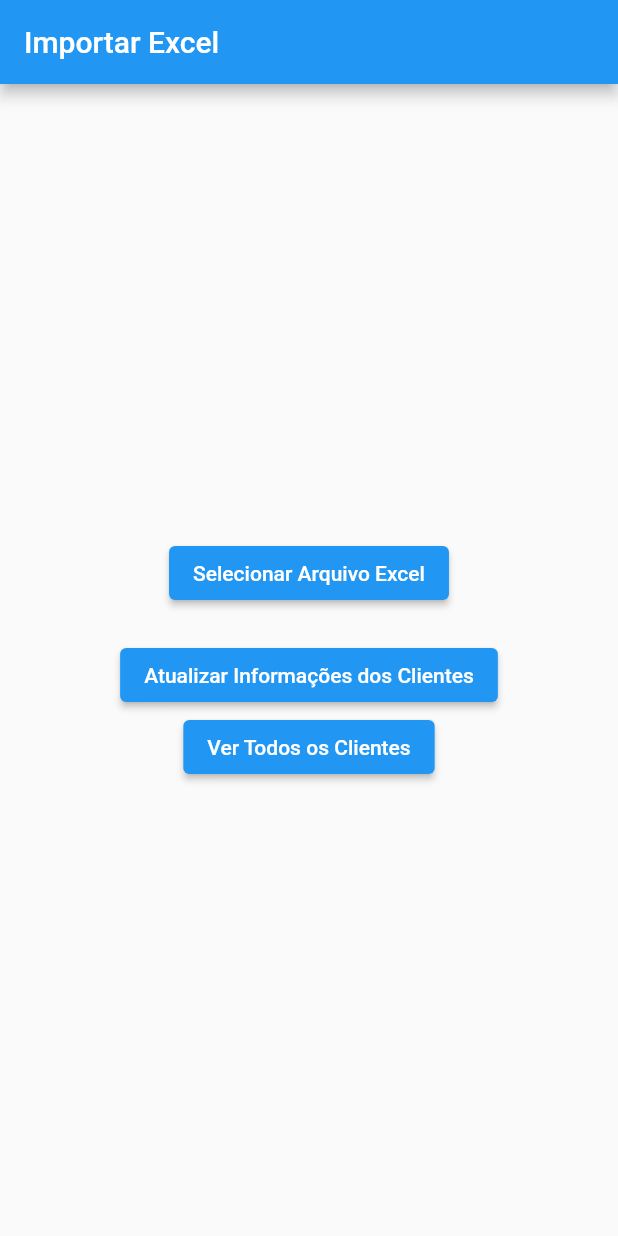
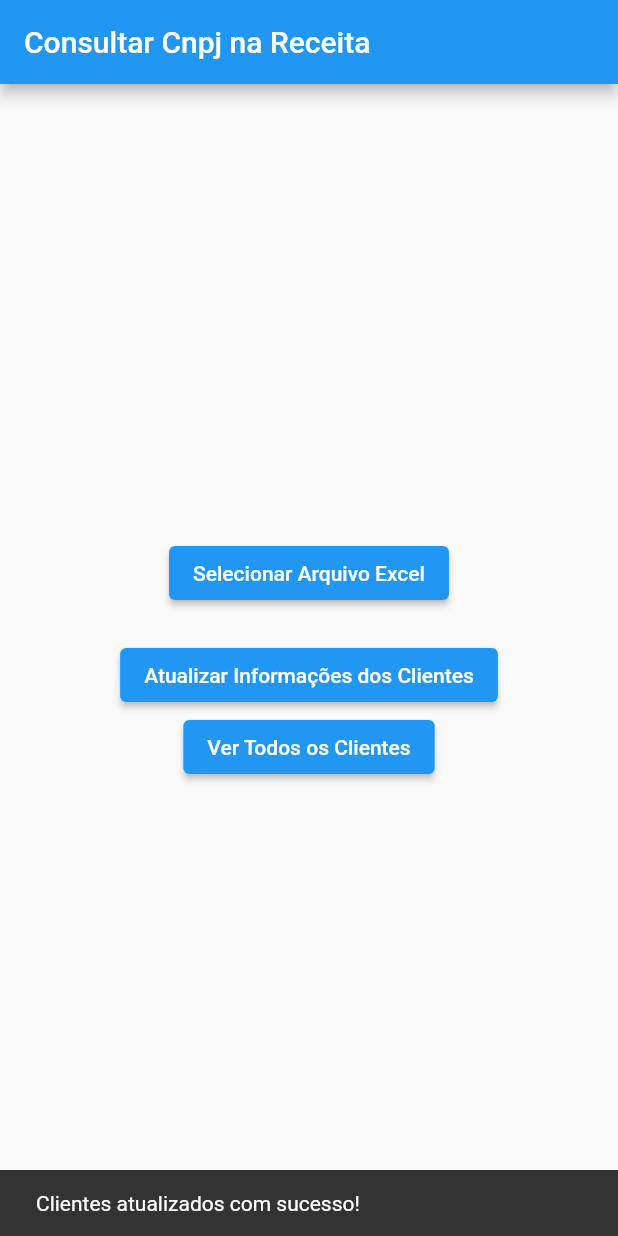
Before and after one commit to vmendesneto/Consulta-Cnpj, a Flutter app: the screen it shows after launch, after a tap on "Atualizar Informações dos Clientes", on a phone screen of 412 x 824 dp. Run offline on Flutter 3.47's test engine with Material 2 defaults, Android fonts, the phone set to English and light mode, and no system bars; our stand-ins replace file_picker, sqflite; missing offline and left inert: excel; accounts and stored records are empty.

```diff
--- a/lib/screen/import_excel_screen.dart
+++ b/lib/screen/import_excel_screen.dart
@@ -27,15 +27,15 @@ class _ExcelImportScreenState extends State<ExcelImportScreen> {
       print("Nenhum arquivo selecionado.");
     }
   }
-  void fetchInfoFor() async {
-    print('Atualizando informações dos clientes...');
-    await fetchInfoForClientesAndUpdate();
-  }
+
+  bool _isUpdating = false;
+  bool _isImportExcel = false;
+
   @override
   Widget build(BuildContext context) {
     return Scaffold(
       appBar: AppBar(
-        title: const Text('Importar Excel'),
+        title: const Text('Consultar Cnpj na Receita'),
       ),
       body: Center(
         child: Column(
@@ -46,10 +46,27 @@ class _ExcelImportScreenState extends State<ExcelImportScreen> {
               child: const Text('Selecionar Arquivo Excel'),
             ),
             const SizedBox(height: 20), // Espaço entre os botões
-            const ElevatedButton(
-              onPressed: fetchInfoForClientesAndUpdate,
-              child: Text('Atualizar Informações dos Clientes'),
+            ElevatedButton(
+              onPressed: _isUpdating
+                  ? null
+                  : () async {
+                      setState(() {
+                        _isUpdating = true;
+                      });
+                      await fetchInfoForClientesAndUpdate();
+                      setState(() {
+                        _isUpdating = false;
+                      });
+                      ScaffoldMessenger.of(context).showSnackBar(
+                        const SnackBar(
+                            content: Text('Clientes atualizados com sucesso!')),
+                      );
+                    },
+              child: Text(_isUpdating
+                  ? 'Atualizando...'
+                  : 'Atualizar Informações dos Clientes'),
             ),
+
             ElevatedButton(
               onPressed: () {
                 Navigator.push(
```
Also changed, not shown: lib/banco_dados/bd.dart (+25 -1 lines), lib/main.dart (+1 -72 lines), lib/screen/clientes_screen.dart (+31 -1 lines), 1 other file.
